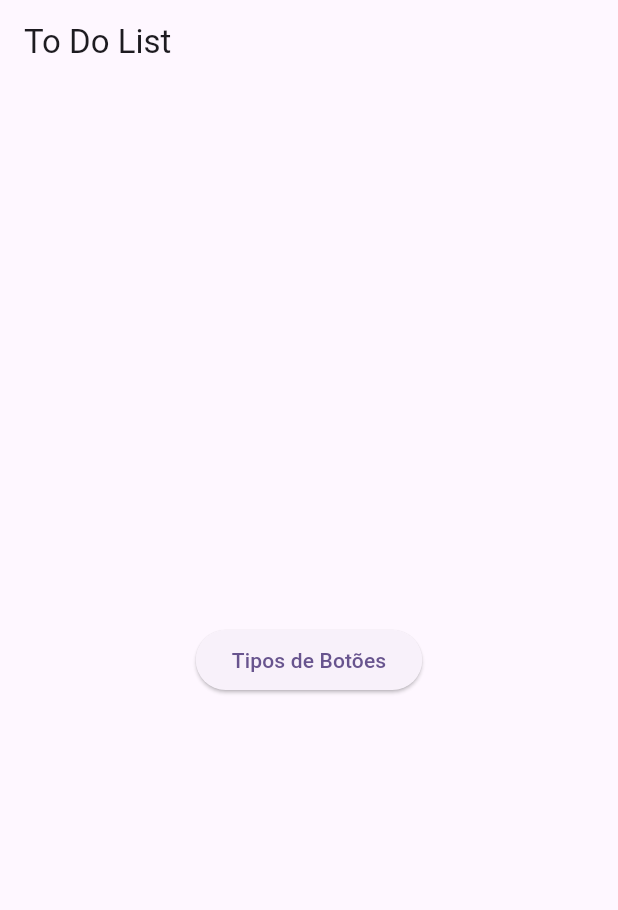
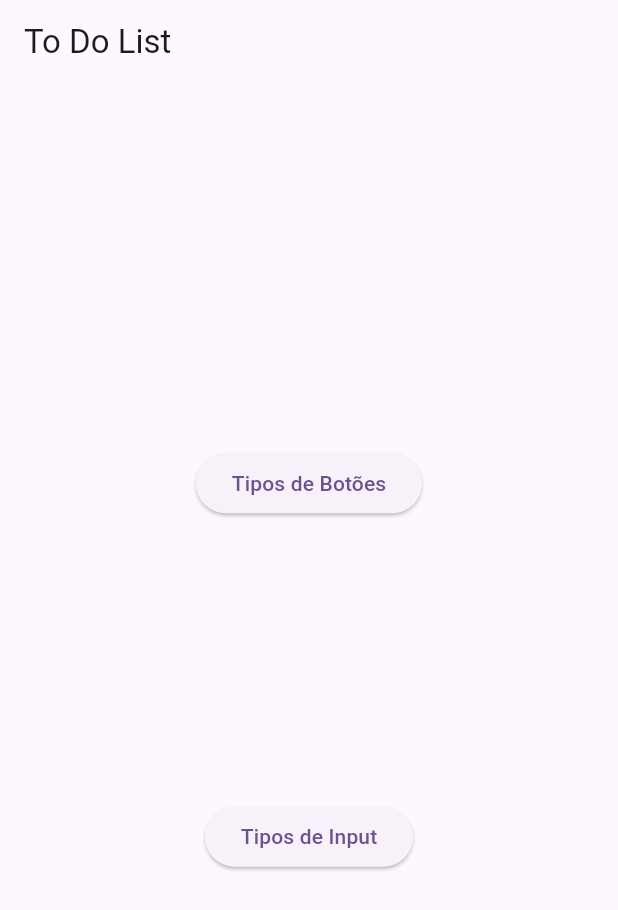
Before and after one commit to LCapistrano25/TodolistProject, a Flutter app: the screen it shows after launch, on a phone screen of 412 x 824 dp. Shown: the top 910 px of the screen. Run offline on Flutter 3.47's test engine with Material 3 defaults, Android fonts, the phone set to English and light mode, and no system bars.

```diff
--- a/lib/main.dart
+++ b/lib/main.dart
@@ -1,5 +1,6 @@
 import 'package:flutter/material.dart';
 import 'package:project_to_do_list/Samples/actionButtonSampleScreen/action_button_sample_screen.dart';
+import 'package:project_to_do_list/Samples/actionButtonSampleScreen/action_input_sample_screen.dart';
 
 
 void main() {
@@ -17,13 +18,13 @@ class MyApp extends StatelessWidget {
         colorScheme: ColorScheme.fromSeed(seedColor: Colors.deepPurple),
         useMaterial3: true,
       ),
-      home: const ButtonScreen(),
+      home: const HomeScreen(),
     );
   }
 }
 
-class ButtonScreen extends StatelessWidget {
-  const ButtonScreen({super.key});
+class HomeScreen extends StatelessWidget {
+  const HomeScreen({super.key});
 
   @override
   Widget build(BuildContext context) {
@@ -38,6 +39,7 @@ class ButtonScreen extends StatelessWidget {
             mainAxisAlignment: MainAxisAlignment.spaceEvenly,
             children: [
               _buildButton(context, 'Tipos de Botões', ActionButtonPage()),
+              _buildButton(context, 'Tipos de Input', ActionInputPage())
             ],
           ),
         ),
```
